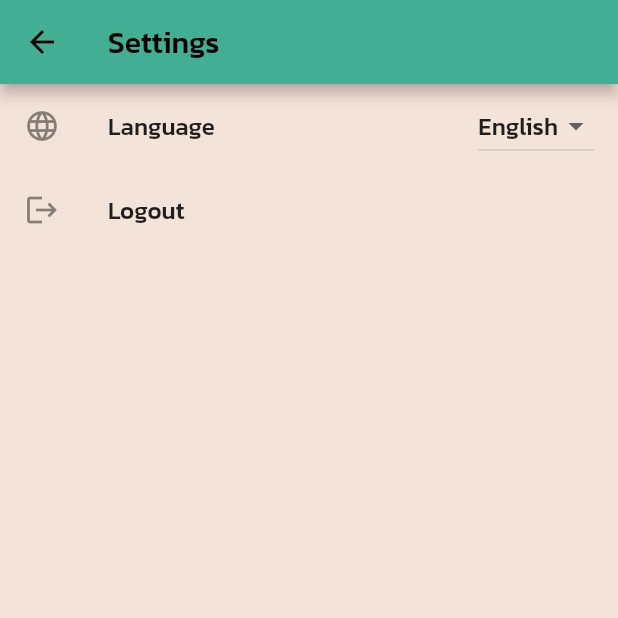
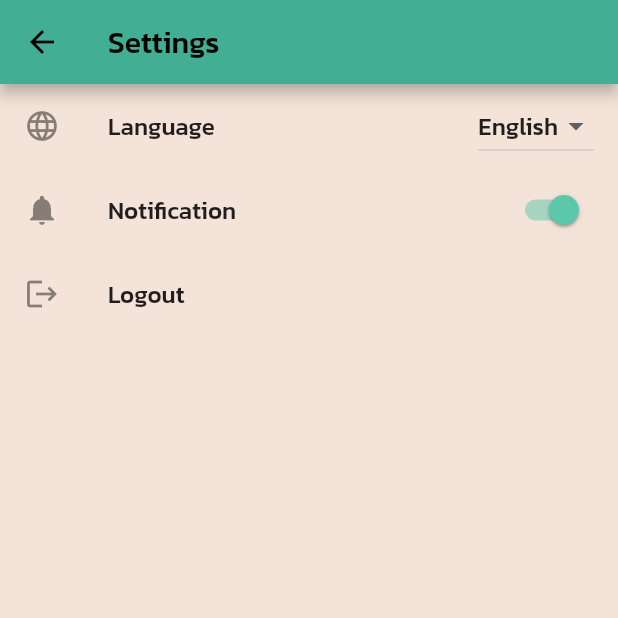
Before and after one commit to Food-Busters/food_busters, a Flutter app: the HomePage screen opened directly with empty values, after a tap on the "settings" icon, on a phone screen of 412 x 824 dp, the top half of it. Run offline on Flutter 3.47's test engine with Material 2 defaults, Android fonts, the phone set to English and light mode, and no system bars; our stand-ins replace camera, flutter_toggle_tab, form_field_validator, package_info_plus; generated files the repository leaves out were written again; network calls fail.

Commit message:
1.0.0+40

```diff
--- a/lib/main.dart
+++ b/lib/main.dart
@@ -3,6 +3,10 @@ import "package:flutter/services.dart";
 import "package:food_busters/views/login.dart";
 import "package:flutter_localizations/flutter_localizations.dart";
 import "package:flutter_gen/gen_l10n/app_localizations.dart";
+
+// * BEGIN OF APP PROPS
+const appBranch = "BETA";
+// * END OF APP PROPS
 
 void main() {
   WidgetsFlutterBinding.ensureInitialized();
@@ -29,7 +33,7 @@ class _MyAppState extends State<MyApp> {
       WidgetsBinding.instance?.window.locales[0] ?? const Locale("en");
 
   late String _localeStr;
-  String get localeStrSimp => _localeStr.contains("en") ? "en" : "th";
+  String get localeStrSimp => _localeStr.contains("th") ? "th" : "en";
 
   @override
   void initState() {
--- /dev/null
+++ b/lib/utils/string.dart
@@ -0,0 +1,3 @@
+String trimStr(String str) {
+  return str.replaceAll(" ", "").toLowerCase();
+}
--- a/lib/views/home.dart
+++ b/lib/views/home.dart
@@ -1,6 +1,8 @@
 import "package:camera/camera.dart";
 import "package:flutter/material.dart";
 import "package:food_busters/components/background.dart";
+import "package:food_busters/main.dart";
+import "package:food_busters/styles/styles.dart";
 import "package:food_busters/views/points/points.dart";
 import "package:food_busters/views/scan/scanfood.dart";
 import "package:food_busters/views/settings.dart";
@@ -46,15 +48,18 @@ class _HomePageState extends State<HomePage> {
               PackageInfo packageInfo = await PackageInfo.fromPlatform();
               String appName = packageInfo.appName;
               String version = packageInfo.version;
+              String buildNo = packageInfo.buildNumber;
               showAboutDialog(
                 context: context,
                 applicationName: appName,
-                applicationVersion: version,
+                applicationVersion: "$version+$buildNo",
                 applicationIcon: Image.asset(
                   "assets/images/logo_white.jpg",
                   height: 80,
                 ),
                 children: [
+                  const Text("BRANCH: $appBranch", textAlign: TextAlign.center),
+                  const SizedBox(height: 24),
                   const FlutterLogo(
                     style: FlutterLogoStyle.horizontal,
                     size: 30,
@@ -131,10 +136,10 @@ class _HomePageState extends State<HomePage> {
                           ),
                         );
                       },
-                      content: "SCAN!",
+                      content: text.scan,
                       padding: 20,
                     ),
-                    bigBtn(
+                    smallBtn(
                       onPressed: () {
                         Navigator.push(
                           context,
@@ -144,10 +149,16 @@ class _HomePageState extends State<HomePage> {
                           ),
                         );
                       },
-                      content: "MY POINTS",
-                      padding: 15,
+                      content: text.my_points,
                     ),
-                    bigBtn(onPressed: () {}, content: "MY RECORD", padding: 15),
+                    smallBtn(
+                      onPressed: () {},
+                      content: text.my_record,
+                    ),
+                    smallBtn(
+                      onPressed: () {},
+                      content: text.mission,
+                    )
                   ],
                 ),
               ],
@@ -170,7 +181,26 @@ class _HomePageState extends State<HomePage> {
         child: Text(content, style: const TextStyle(fontSize: 26)),
         style: ElevatedButton.styleFrom(
           padding: EdgeInsets.all(padding),
-          primary: const Color(0xFFFFC478),
+          primary: lightOrange,
+          minimumSize: const Size(275, 0),
+        ),
+      ),
+    );
+  }
+
+  Widget smallBtn({
+    required void Function() onPressed,
+    required String content,
+  }) {
+    return Padding(
+      padding: const EdgeInsets.all(8.0),
+      child: ElevatedButton(
+        onPressed: onPressed,
+        child: Text(content, style: const TextStyle(fontSize: 18)),
+        style: ElevatedButton.styleFrom(
+          padding: const EdgeInsets.all(15),
+          primary: lightGreen,
+          minimumSize: const Size(200, 0),
         ),
       ),
     );
--- a/lib/views/settings.dart
+++ b/lib/views/settings.dart
@@ -1,6 +1,7 @@
 import "package:flutter/material.dart";
 import "package:flutter_gen/gen_l10n/app_localizations.dart";
 import "package:food_busters/main.dart";
+import "package:food_busters/styles/styles.dart";
 import "package:food_busters/views/login.dart";
 
 class SettingsPage extends StatefulWidget {
@@ -11,6 +12,9 @@ class SettingsPage extends StatefulWidget {
 }
 
 class _SettingsPageState extends State<SettingsPage> {
+  // * Stateful Stateless State
+  bool notification = true;
+
   @override
   Widget build(BuildContext context) {
     final text = AppLocalizations.of(context)!;
@@ -46,6 +50,17 @@ class _SettingsPageState extends State<SettingsPage> {
               },
             ),
           ),
+          SwitchListTile(
+            value: notification,
+            onChanged: (newValue) {
+              setState(() {
+                notification = newValue;
+              });
+            },
+            secondary: const Icon(Icons.notifications),
+            title: Text(text.notification),
+            activeColor: green,
+          ),
           ListTile(
             leading: const Icon(Icons.logout),
             title: Text(text.logout),
--- a/pubspec.yaml
+++ b/pubspec.yaml
@@ -15,7 +15,7 @@ publish_to: "none" # Remove this line if you wish to publish to pub.dev
 # In iOS, build-name is used as CFBundleShortVersionString while build-number used as CFBundleVersion.
 # Read more about iOS versioning at
 # https://developer.apple.com/library/archive/documentation/General/Reference/InfoPlistKeyReference/Articles/CoreFoundationKeys.html
-version: 1.0.0+33
+version: 1.0.0+40
 
 environment:
   sdk: ">=2.12.0 <3.0.0"
@@ -76,6 +76,7 @@ flutter:
   assets:
     - assets/images/loading.png
     - assets/images/logo_white.jpg
+    - assets/images/leaf.png
     - assets/images/clouds/
 
   # An image asset can refer to one or more resolution-specific "variants", see
```
Also changed, not shown: lib/l10n/app_en.arb (+9 -1 lines), lib/l10n/app_th.arb (+9 -1 lines), lib/views/points/exchange.dart (+65 -15 lines), lib/views/points/points.dart (+62 -1 lines), lib/views/register.dart (+12 -12 lines), assets/images/leaf.png (added).
